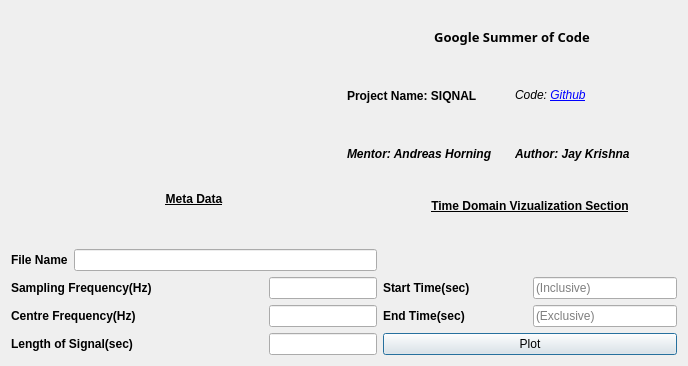
Before: the Qt Designer form qt/timescreen.ui in aerospaceresearch/SiqNAL, drawn with Qt 5.
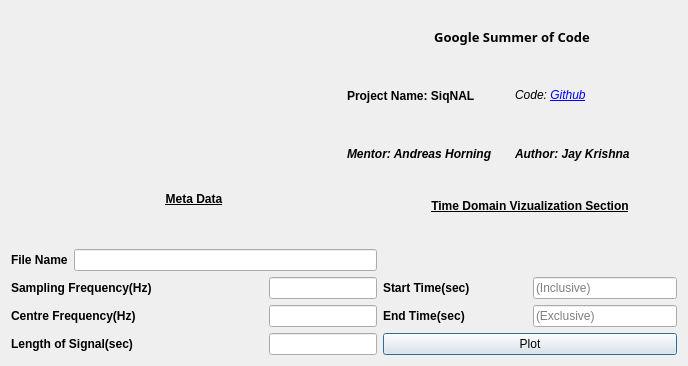
After: the same form once the commit is applied.

Patch:
```diff
--- a/qt/timescreen.ui
+++ b/qt/timescreen.ui
@@ -59,7 +59,7 @@
               </font>
              </property>
              <property name="text">
-              <string>Project Name: SIQNAL</string>
+              <string>Project Name: SiqNAL</string>
              </property>
             </widget>
            </item>
```
